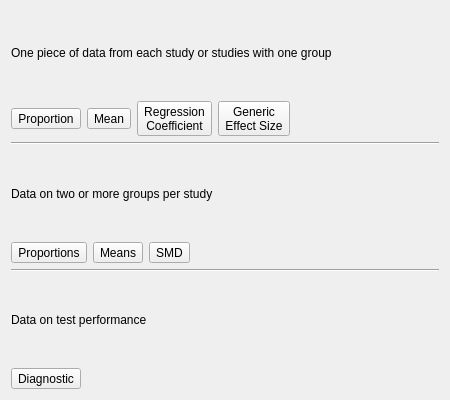
Qt form src/rc_metastudio/forms/data_type_page.ui (AliSalman-et-al/openmeta-analyst-community) before a commit.
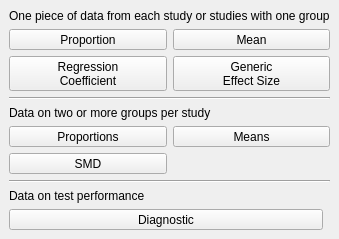
The same form after that commit. Icons and pictures are not drawn.

```diff
--- a/src/rc_metastudio/forms/data_type_page.ui
+++ b/src/rc_metastudio/forms/data_type_page.ui
@@ -6,8 +6,8 @@
    <rect>
     <x>0</x>
     <y>0</y>
-    <width>450</width>
-    <height>400</height>
+    <width>0</width>
+    <height>0</height>
    </rect>
   </property>
   <property name="sizePolicy">
@@ -22,9 +22,22 @@
   <property name="title">
    <string>What type of data do you have?</string>
   </property>
-  <layout class="QVBoxLayout" name="verticalLayout">
+  <layout class="QVBoxLayout" name="workflowPageLayout">
+   <property name="leftMargin"><number>0</number></property>
+   <property name="topMargin"><number>0</number></property>
+   <property name="rightMargin"><number>0</number></property>
+   <property name="bottomMargin"><number>0</number></property>
    <item>
-    <widget class="QLabel" name="label_2">
+    <widget class="QScrollArea" name="pageScrollArea">
+     <property name="focusPolicy"><enum>Qt::NoFocus</enum></property>
+     <property name="frameShape"><enum>QFrame::NoFrame</enum></property>
+     <property name="widgetResizable"><bool>true</bool></property>
+     <widget class="QWidget" name="pageScrollContent">
+      <property name="sizePolicy"><sizepolicy hsizetype="Ignored" vsizetype="Preferred"><horstretch>0</horstretch><verstretch>0</verstretch></sizepolicy></property>
+      <layout class="QVBoxLayout" name="verticalLayout">
+       <property name="sizeConstraint"><enum>QLayout::SetMinimumSize</enum></property>
+       <item>
+        <widget class="QLabel" name="label_2">
      <property name="font">
       <font>
        <underline>false</underline>
@@ -36,9 +49,10 @@
     </widget>
    </item>
    <item>
-    <layout class="QHBoxLayout" name="horizontalLayout_3">
-     <item>
+    <layout class="QGridLayout" name="oneArmDataTypesLayout">
+     <item row="0" column="0">
       <widget class="QToolButton" name="onearm_proportion_Button">
+       <property name="sizePolicy"><sizepolicy hsizetype="Minimum" vsizetype="Minimum"><horstretch>0</horstretch><verstretch>0</verstretch></sizepolicy></property>
        <property name="text">
         <string>Proportion</string>
        </property>
@@ -63,8 +77,9 @@
        </attribute>
       </widget>
      </item>
-     <item>
+     <item row="0" column="1">
       <widget class="QToolButton" name="onearm_mean_Button">
+       <property name="sizePolicy"><sizepolicy hsizetype="Minimum" vsizetype="Minimum"><horstretch>0</horstretch><verstretch>0</verstretch></sizepolicy></property>
        <property name="baseSize">
         <size>
          <width>10</width>
@@ -95,8 +110,9 @@
        </attribute>
       </widget>
      </item>
-     <item>
+     <item row="1" column="0">
       <widget class="QToolButton" name="onearm_single_reg_coef_Button">
+       <property name="sizePolicy"><sizepolicy hsizetype="Minimum" vsizetype="Minimum"><horstretch>0</horstretch><verstretch>0</verstretch></sizepolicy></property>
        <property name="baseSize">
         <size>
          <width>10</width>
@@ -128,8 +144,9 @@
        </attribute>
       </widget>
      </item>
-     <item>
+     <item row="1" column="1">
       <widget class="QToolButton" name="onearm_generic_effect_size_Button">
+       <property name="sizePolicy"><sizepolicy hsizetype="Minimum" vsizetype="Minimum"><horstretch>0</horstretch><verstretch>0</verstretch></sizepolicy></property>
        <property name="baseSize">
         <size>
          <width>10</width>
@@ -146,7 +163,7 @@
        </property>
        <property name="iconSize">
         <size>
-         <width>40</width>
+         <width>54</width>
          <height>40</height>
         </size>
        </property>
@@ -164,19 +181,6 @@
        </attribute>
       </widget>
      </item>
-     <item>
-      <spacer name="horizontalSpacer">
-       <property name="orientation">
-        <enum>Qt::Horizontal</enum>
-       </property>
-       <property name="sizeHint" stdset="0">
-        <size>
-         <width>40</width>
-         <height>20</height>
-        </size>
-       </property>
-      </spacer>
-     </item>
     </layout>
    </item>
    <item>
@@ -194,9 +198,10 @@
     </widget>
    </item>
    <item>
-    <layout class="QHBoxLayout" name="horizontalLayout_2">
-     <item>
+    <layout class="QGridLayout" name="multiArmDataTypesLayout">
+     <item row="0" column="0">
       <widget class="QToolButton" name="twoarm_proportions_Button">
+       <property name="sizePolicy"><sizepolicy hsizetype="Minimum" vsizetype="Minimum"><horstretch>0</horstretch><verstretch>0</verstretch></sizepolicy></property>
        <property name="baseSize">
         <size>
          <width>10</width>
@@ -227,8 +232,9 @@
        </attribute>
       </widget>
      </item>
-     <item>
+     <item row="0" column="1">
       <widget class="QToolButton" name="twoarm_means_Button">
+       <property name="sizePolicy"><sizepolicy hsizetype="Minimum" vsizetype="Minimum"><horstretch>0</horstretch><verstretch>0</verstretch></sizepolicy></property>
        <property name="baseSize">
         <size>
          <width>10</width>
@@ -244,7 +250,7 @@
        </property>
        <property name="iconSize">
         <size>
-         <width>54</width>
+         <width>58</width>
          <height>40</height>
         </size>
        </property>
@@ -259,8 +265,9 @@
        </attribute>
       </widget>
      </item>
-     <item>
+     <item row="1" column="0">
       <widget class="QToolButton" name="twoarm_smds_Button">
+       <property name="sizePolicy"><sizepolicy hsizetype="Minimum" vsizetype="Minimum"><horstretch>0</horstretch><verstretch>0</verstretch></sizepolicy></property>
        <property name="baseSize">
         <size>
          <width>10</width>
@@ -291,19 +298,6 @@
        </attribute>
       </widget>
      </item>
-     <item>
-      <spacer name="horizontalSpacer_2">
-       <property name="orientation">
-        <enum>Qt::Horizontal</enum>
-       </property>
-       <property name="sizeHint" stdset="0">
-        <size>
-         <width>40</width>
-         <height>20</height>
-        </size>
-       </property>
-      </spacer>
-     </item>
     </layout>
    </item>
    <item>
@@ -324,6 +318,7 @@
     <layout class="QHBoxLayout" name="horizontalLayout">
      <item>
       <widget class="QToolButton" name="diagnostic_Button">
+       <property name="sizePolicy"><sizepolicy hsizetype="Minimum" vsizetype="Minimum"><horstretch>0</horstretch><verstretch>0</verstretch></sizepolicy></property>
        <property name="baseSize">
         <size>
          <width>10</width>
@@ -339,8 +334,8 @@
        </property>
        <property name="iconSize">
         <size>
-         <width>85</width>
-         <height>44</height>
+         <width>40</width>
+         <height>40</height>
         </size>
        </property>
        <property name="checkable">
@@ -355,19 +350,15 @@
       </widget>
      </item>
      <item>
-      <spacer name="horizontalSpacer_3">
-       <property name="orientation">
-        <enum>Qt::Horizontal</enum>
-       </property>
-       <property name="sizeHint" stdset="0">
-        <size>
-         <width>40</width>
-         <height>20</height>
-        </size>
-       </property>
+      <spacer name="diagnosticDataTypeSpacer">
+       <property name="orientation"><enum>Qt::Horizontal</enum></property>
       </spacer>
      </item>
     </layout>
+   </item>
+      </layout>
+     </widget>
+    </widget>
    </item>
   </layout>
  </widget>
```
Left out of the diff: 18 changed lines with no effect on the pictures.
